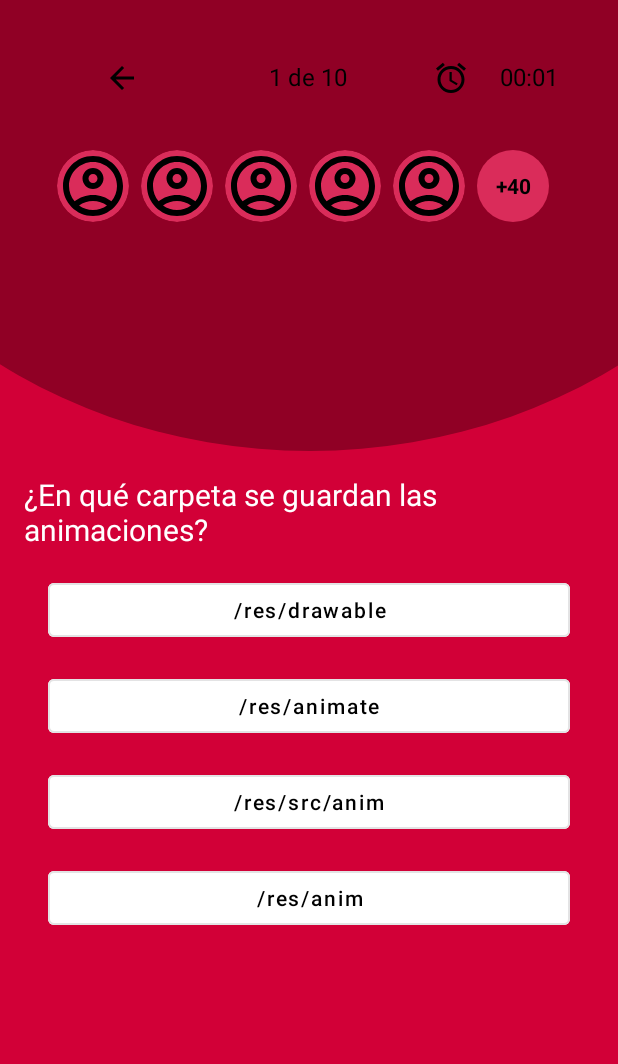
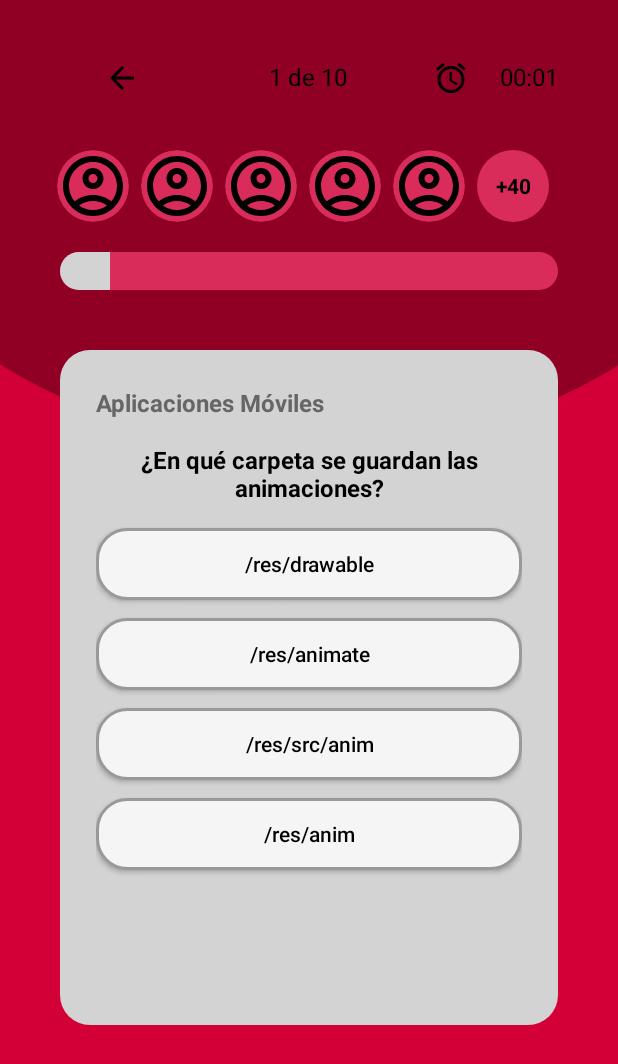
Before and after one commit to NiltonRamosE/aplicaciones_moviles_projects, an Android app: the QuestionActivity screen opened directly, with no data from a screen before it, on a phone screen of 412 x 824 dp. Shown: the top 1064 px of the screen. Run offline under Robolectric (Android 15) with nearby library versions, the phone set to English and light mode, and no system bars.

Commit message:
design progress bar and card

```diff
--- a/S4_QuizApp/app/src/main/java/com/example/s4_quizapp/QuestionActivity.kt
+++ b/S4_QuizApp/app/src/main/java/com/example/s4_quizapp/QuestionActivity.kt
@@ -4,6 +4,7 @@ import android.content.Intent
 import android.os.Bundle
 import android.view.View
 import android.widget.Button
+import android.widget.ProgressBar
 import android.widget.TextView
 import androidx.appcompat.app.AppCompatActivity
 
@@ -94,6 +95,7 @@ class QuestionActivity : AppCompatActivity() {
     private lateinit var questionCounter: TextView
     private lateinit var timerText: TextView
     private var startTime: Long = 0
+    private lateinit var progressBar: ProgressBar
 
     override fun onCreate(savedInstanceState: Bundle?) {
         super.onCreate(savedInstanceState)
@@ -117,6 +119,11 @@ class QuestionActivity : AppCompatActivity() {
             }
         }
         timerHandler.post(timerRunnable)
+
+        progressBar = findViewById(R.id.progressBar)
+        progressBar.max = questions.size
+        progressBar.progress = 0
+
 
         questionText = findViewById(R.id.questionText)
         optionButtons = listOf(
@@ -149,6 +156,9 @@ class QuestionActivity : AppCompatActivity() {
         val q = questions[index]
         questionText.text = q.text
         questionCounter.text = "${index + 1} de ${questions.size}"
+
+        questionCounter.text = "${index + 1} de ${questions.size}"
+        progressBar.progress = index + 1
 
         optionButtons.forEachIndexed { i, button ->
             button.text = q.options[i]
--- /dev/null
+++ b/S4_QuizApp/app/src/main/res/drawable/card_question_bg.xml
@@ -0,0 +1,6 @@
+<?xml version="1.0" encoding="utf-8"?>
+<shape xmlns:android="http://schemas.android.com/apk/res/android"
+    android:shape="rectangle">
+    <solid android:color="#D3D3D3" />
+    <corners android:radius="20dp" />
+</shape>
--- /dev/null
+++ b/S4_QuizApp/app/src/main/res/drawable/option_design.xml
@@ -0,0 +1,12 @@
+<?xml version="1.0" encoding="utf-8"?>
+<shape xmlns:android="http://schemas.android.com/apk/res/android"
+    android:shape="rectangle">
+
+    <solid android:color="#F5F5F5" />
+
+    <stroke
+        android:width="2dp"
+        android:color="#999999" />
+
+    <corners android:radius="20dp" />
+</shape>
--- /dev/null
+++ b/S4_QuizApp/app/src/main/res/drawable/progress_bar.xml
@@ -0,0 +1,17 @@
+<?xml version="1.0" encoding="utf-8"?>
+<layer-list xmlns:android="http://schemas.android.com/apk/res/android">
+    <item android:id="@android:id/background">
+        <shape android:shape="rectangle">
+            <corners android:radius="50dp" />
+            <solid android:color="#DA2C5A" />
+        </shape>
+    </item>
+    <item android:id="@android:id/progress">
+        <clip>
+            <shape android:shape="rectangle">
+                <corners android:radius="50dp" />
+                <solid android:color="#D3D3D3" />
+            </shape>
+        </clip>
+    </item>
+</layer-list>
--- a/S4_QuizApp/app/src/main/res/layout/question_activity.xml
+++ b/S4_QuizApp/app/src/main/res/layout/question_activity.xml
@@ -61,6 +61,7 @@
     </LinearLayout>
 
     <LinearLayout
+        android:id="@+id/usersRow"
         android:layout_width="match_parent"
         android:layout_height="wrap_content"
         android:orientation="horizontal"
@@ -129,82 +130,107 @@
 
     </LinearLayout>
 
+    <ProgressBar
+        android:id="@+id/progressBar"
+        style="@android:style/Widget.ProgressBar.Horizontal"
+        android:layout_width="0dp"
+        android:layout_height="25dp"
+        android:layout_marginTop="20dp"
+        android:progress="0"
+        android:max="10"
+        android:progressDrawable="@drawable/progress_bar"
+        android:layout_marginHorizontal="40dp"
+        app:layout_constraintTop_toBottomOf="@id/usersRow"
+        app:layout_constraintStart_toStartOf="parent"
+        app:layout_constraintEnd_toEndOf="parent" />
+
+    <LinearLayout
+        android:id="@+id/questionsColumn"
+        android:layout_width="match_parent"
+        android:layout_height="wrap_content"
+        android:orientation="vertical"
+        android:layout_marginVertical="100dp"
+        android:gravity="center"
+        android:weightSum="5"
+        app:layout_constraintTop_toTopOf="parent"
+        app:layout_constraintStart_toStartOf="parent"
+        app:layout_constraintEnd_toEndOf="parent">
+
+    </LinearLayout>
+    <LinearLayout
+        android:id="@+id/questionCard"
+        android:layout_width="0dp"
+        android:layout_height="450dp"
+        android:orientation="vertical"
+        android:layout_marginVertical="40dp"
+        android:layout_marginHorizontal="40dp"
+        android:background="@drawable/card_question_bg"
+        android:padding="24dp"
+        app:layout_constraintTop_toBottomOf="@id/progressBar"
+        app:layout_constraintStart_toStartOf="parent"
+        app:layout_constraintEnd_toEndOf="parent">
+
+        <TextView
+            android:id="@+id/themeText"
+            android:layout_width="match_parent"
+            android:layout_height="wrap_content"
+            android:text="Aplicaciones Móviles"
+            android:textColor="#666666"
+            android:textStyle="bold"
+            android:textSize="16sp"
+            android:layout_marginBottom="16dp"/>
 
         <TextView
             android:id="@+id/questionText"
-        android:layout_width="0dp"
+            android:layout_width="match_parent"
             android:layout_height="wrap_content"
             android:text="Aquí va la pregunta"
-        android:textColor="@color/white"
-        android:textSize="20sp"
-        android:layout_margin="16dp"
-        app:layout_constraintTop_toBottomOf="@id/elipse_bg"
-        app:layout_constraintStart_toStartOf="parent"
-        app:layout_constraintEnd_toEndOf="parent" />
+            android:textColor="@color/black"
+            android:gravity="center"
+            android:textSize="16sp"
+            android:textStyle="bold"
+            android:layout_marginBottom="16dp"/>
 
-    <Button
+        <androidx.appcompat.widget.AppCompatButton
             android:id="@+id/option1"
-        style="@style/Widget.MaterialComponents.Button.OutlinedButton"
-        android:layout_width="0dp"
+            android:layout_width="match_parent"
             android:layout_height="wrap_content"
             android:text="Opción A"
             android:textAllCaps="false"
-        app:layout_constraintTop_toBottomOf="@id/questionText"
-        app:layout_constraintStart_toStartOf="parent"
-        app:layout_constraintEnd_toEndOf="parent"
-        android:layout_marginTop="16dp"
-        android:layout_marginStart="32dp"
-        android:layout_marginEnd="32dp"
-        android:backgroundTint="@color/white"
-        android:textColor="@color/black"/>
+            android:layout_marginBottom="12dp"
+            android:background="@drawable/option_design"
+            android:textColor="@color/black" />
 
-    <Button
+        <androidx.appcompat.widget.AppCompatButton
             android:id="@+id/option2"
-        style="@style/Widget.MaterialComponents.Button.OutlinedButton"
-        android:layout_width="0dp"
+            android:layout_width="match_parent"
             android:layout_height="wrap_content"
             android:text="Opción B"
             android:textAllCaps="false"
-        app:layout_constraintTop_toBottomOf="@id/option1"
-        app:layout_constraintStart_toStartOf="parent"
-        app:layout_constraintEnd_toEndOf="parent"
-        android:layout_marginTop="16dp"
-        android:layout_marginStart="32dp"
-        android:layout_marginEnd="32dp"
-        android:backgroundTint="@color/white"
-        android:textColor="@color/black"/>
+            android:layout_marginBottom="12dp"
+            android:background="@drawable/option_design"
+            android:textColor="@color/black" />
 
-    <Button
+        <androidx.appcompat.widget.AppCompatButton
             android:id="@+id/option3"
-        style="@style/Widget.MaterialComponents.Button.OutlinedButton"
-        android:layout_width="0dp"
+            android:layout_width="match_parent"
             android:layout_height="wrap_content"
             android:text="Opción C"
             android:textAllCaps="false"
-        app:layout_constraintTop_toBottomOf="@id/option2"
-        app:layout_constraintStart_toStartOf="parent"
-        app:layout_constraintEnd_toEndOf="parent"
-        android:layout_marginTop="16dp"
-        android:layout_marginStart="32dp"
-        android:layout_marginEnd="32dp"
-        android:backgroundTint="@color/white"
-        android:textColor="@color/black"/>
+            android:layout_marginBottom="12dp"
+            android:background="@drawable/option_design"
+            android:textColor="@color/black" />
 
-    <Button
+        <androidx.appcompat.widget.AppCompatButton
             android:id="@+id/option4"
-        style="@style/Widget.MaterialComponents.Button.OutlinedButton"
-        android:layout_width="0dp"
+            android:layout_width="match_parent"
             android:layout_height="wrap_content"
             android:text="Opción D"
             android:textAllCaps="false"
-        app:layout_constraintTop_toBottomOf="@id/option3"
-        app:layout_constraintStart_toStartOf="parent"
-        app:layout_constraintEnd_toEndOf="parent"
-        android:layout_marginTop="16dp"
-        android:layout_marginStart="32dp"
-        android:layout_marginEnd="32dp"
-        android:backgroundTint="@color/white"
-        android:textColor="@color/black"/>
+            android:background="@drawable/option_design"
+            android:textColor="@color/black" />
+    </LinearLayout>
+
 
     <Button
         android:id="@+id/restartBtn"
@@ -214,7 +240,7 @@
         android:layout_marginTop="24dp"
         android:textAllCaps="false"
         android:visibility="gone"
-        app:layout_constraintTop_toBottomOf="@id/option4"
+        app:layout_constraintTop_toBottomOf="@id/questionCard"
         app:layout_constraintStart_toStartOf="parent"
         app:layout_constraintEnd_toEndOf="parent" />
 </androidx.constraintlayout.widget.ConstraintLayout>
```
Lines whose indentation alone changed are shown as unchanged.
